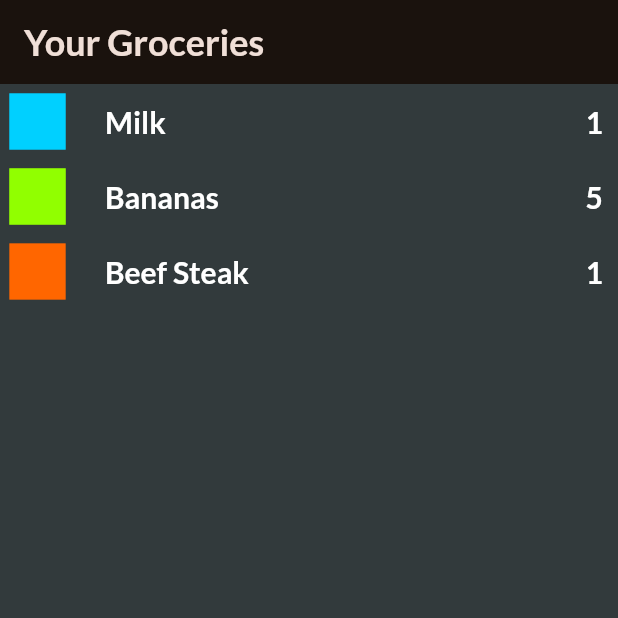
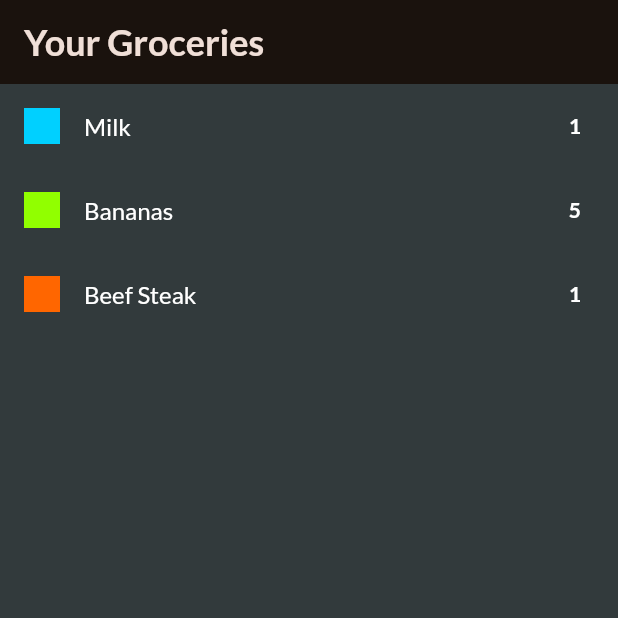
Before and after one commit to kkaczmarczyk116/ShoppingList, a Flutter app: the screen it shows after launch, on a phone screen of 412 x 824 dp, the top half of it. Run offline on Flutter 3.47's test engine with Material 2 defaults, Android fonts, the phone set to English and light mode, and no system bars; our stand-ins replace google_fonts.

Commit message:
used ListView builder and ListTile

```diff
--- a/my_app/lib/screens/Groceries.dart
+++ b/my_app/lib/screens/Groceries.dart
@@ -1,5 +1,5 @@
 import 'package:flutter/material.dart';
-import 'package:my_app/widget/groceries.dart';
+import 'package:my_app/data/dummy_items.dart';
 
 class GroceriesScreen extends StatelessWidget {
   const GroceriesScreen({super.key});
@@ -16,7 +16,25 @@ class GroceriesScreen extends StatelessWidget {
           ),
         ),
       ),
-      body: const Groceries(),
+      body: ListView.builder(
+        itemCount: groceryItems.length,
+        itemBuilder: (ctx, index) => ListTile(
+          title: Text(
+            groceryItems[index].name,
+            style: const TextStyle(color: Colors.white, fontSize: 16),
+          ),
+          leading: Container(
+            width: 24,
+            height: 24,
+            color: groceryItems[index].category.color,
+          ),
+          trailing: Text(
+            groceryItems[index].quantity.toString(),
+            style: const TextStyle(
+                color: Colors.white, fontWeight: FontWeight.bold, fontSize: 14),
+          ),
+        ),
+      ),
     );
   }
 }
--- a/my_app/lib/widget/groceries.dart
+++ /dev/null
@@ -1,18 +0,0 @@
-import 'package:flutter/material.dart';
-import 'package:my_app/data/dummy_items.dart';
-import 'package:my_app/widget/grocery_item.dart';
-
-class Groceries extends StatelessWidget {
-  const Groceries({super.key});
-
-  @override
-  Widget build(BuildContext context) {
-    return SingleChildScrollView(
-      child: Column(
-        children: <Widget>[
-          for (int i = 0; i < groceryItems.length; i++) GroceryItem(index: i)
-        ],
-      ),
-    );
-  }
-}
--- a/my_app/lib/widget/grocery_item.dart
+++ /dev/null
@@ -1,39 +0,0 @@
-import 'package:flutter/material.dart';
-import 'package:my_app/data/categories.dart';
-import 'package:my_app/data/dummy_items.dart';
-
-class GroceryItem extends StatelessWidget {
-  const GroceryItem({super.key, required this.index});
-  final int index;
-
-  @override
-  Widget build(BuildContext context) {
-    return Row(
-      //mainAxisAlignment: MainAxisAlignment.spaceBetween,
-      children: [
-        Icon(
-          Icons.square,
-          color: groceryItems[index].category.color,
-          size: 50,
-        ),
-        const SizedBox(
-          width: 20,
-        ),
-        Text(
-          groceryItems[index].name,
-          style: const TextStyle(
-              color: Colors.white, fontSize: 20, fontWeight: FontWeight.bold),
-        ),
-        const Spacer(),
-        Text(
-          groceryItems[index].quantity.toString(),
-          style: const TextStyle(
-              color: Colors.white, fontSize: 20, fontWeight: FontWeight.bold),
-        ),
-        const SizedBox(
-          width: 10,
-        )
-      ],
-    );
-  }
-}
```
Also changed, not shown: 3 other files.
